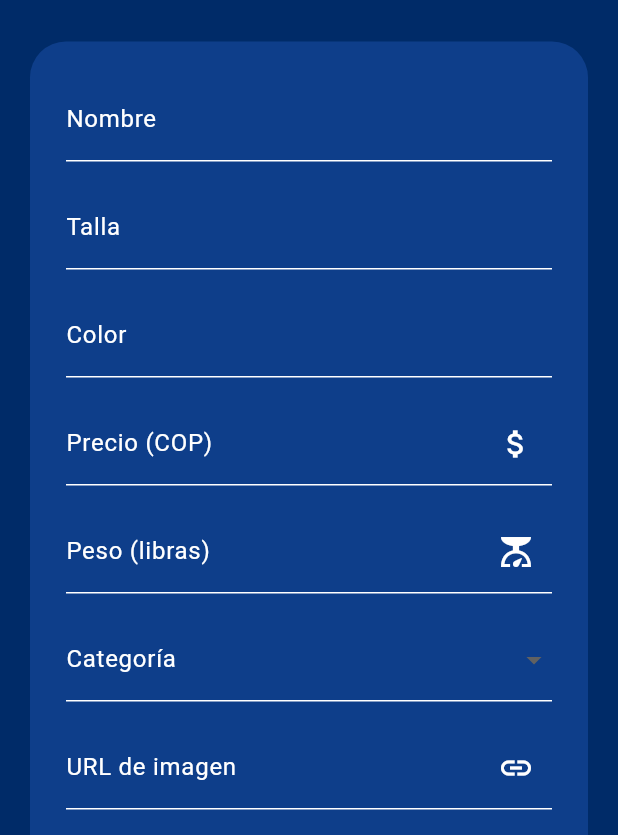
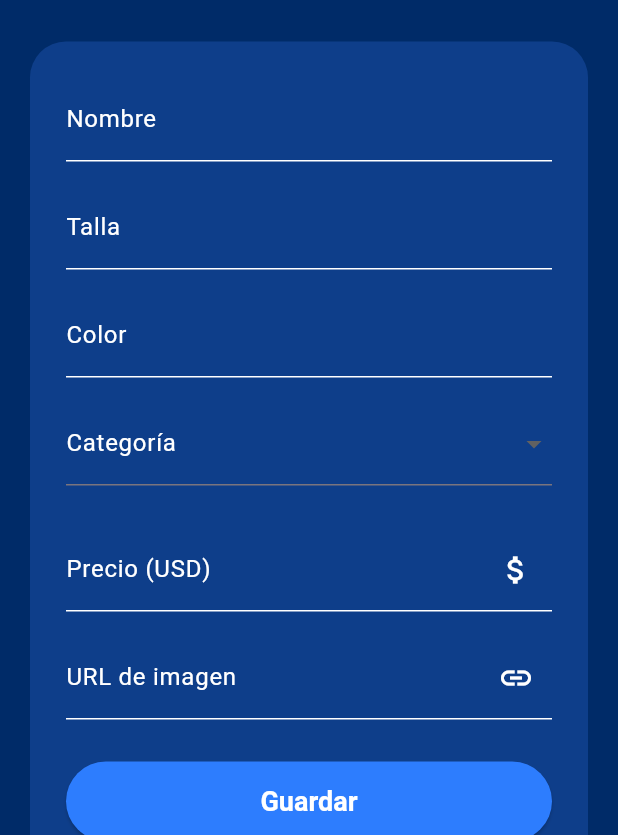
Before and after one commit to tlugoh-blip/front_casillero_virtual, a Flutter app: the AnadirArticuloPantalla screen opened by its route, on a phone screen of 412 x 824 dp, the part 401-1236 px from its top. Run offline on Flutter 3.47's test engine with Material 3 defaults, Android fonts, the phone set to English and light mode, and no system bars; our stand-ins replace shared_preferences; accounts and stored records are empty.

Commit message:
Ajuste de añadir y editar articulo

```diff
--- a/lib/pantallas/añadir_articulo.dart
+++ b/lib/pantallas/añadir_articulo.dart
@@ -20,7 +20,30 @@ class _AnadirArticuloPantallaState extends State<AnadirArticuloPantalla> {
   final TextEditingController _urlController = TextEditingController();
 
   String? _categoriaSeleccionada;
+  String? _subcategoriaSeleccionada;
   final List<String> _categorias = ['Ropa', 'Calzado', 'Accesorios'];
+
+  // Subcategorías por categoría
+  final Map<String, List<String>> _subcategorias = {
+    'Ropa': ['Buso', 'Chaqueta', 'Pantaloneta', 'Pantalón', 'Camisa'],
+    'Calzado': ['Tenis', 'Sandalias', 'Botas'],
+    'Accesorios': ['Gorra', 'Cinturón', 'Bolso'],
+  };
+
+  // Pesos estimados en libras por subcategoría (valores aproximados)
+  final Map<String, double> _pesoEstimado = {
+    'Buso': 0.6,
+    'Chaqueta': 1.2,
+    'Pantaloneta': 0.4,
+    'Pantalón': 0.8,
+    'Camisa': 0.5,
+    'Tenis': 0.8,
+    'Sandalias': 0.3,
+    'Botas': 1.5,
+    'Gorra': 0.15,
+    'Cinturón': 0.4,
+    'Bolso': 0.7,
+  };
 
   bool _isLoading = false;
 
@@ -86,13 +109,92 @@ class _AnadirArticuloPantallaState extends State<AnadirArticuloPantalla> {
                     _buildTextField('Color', _colorController),
                     const SizedBox(height: 16),
 
-                    // Campo Precio con conversor COP a USD
+                    // Categoría Dropdown (ahora aparece justo después de Color)
+                    DropdownButtonFormField<String>(
+                      initialValue: _categoriaSeleccionada,
+                      dropdownColor: azulClaro,
+                      decoration: const InputDecoration(
+                        labelText: 'Categoría',
+                        labelStyle: TextStyle(color: Colors.white),
+                      ),
+                      style: const TextStyle(color: Colors.white),
+                      items: _categorias
+                          .map((cat) => DropdownMenuItem(value: cat, child: Text(cat)))
+                          .toList(),
+                      onChanged: (value) {
+                        setState(() {
+                          _categoriaSeleccionada = value;
+                          // reset subcategoria y peso cuando cambia la categoría
+                          _subcategoriaSeleccionada = null;
+                          _pesoController.text = '';
+                        });
+                      },
+                    ),
+
+                    const SizedBox(height: 12),
+                    // Si se seleccionó una categoría, mostrar subcategorías (si existen)
+                    if (_categoriaSeleccionada != null)
+                      Padding(
+                        padding: const EdgeInsets.only(top: 8.0),
+                        child: Column(
+                          children: [
+                            DropdownButtonFormField<String>(
+                              initialValue: _subcategoriaSeleccionada,
+                              dropdownColor: azulClaro,
+                              decoration: const InputDecoration(
+                                labelText: 'Subcategoría',
+                                labelStyle: TextStyle(color: Colors.white),
+                              ),
+                              style: const TextStyle(color: Colors.white),
+                              items: (_subcategorias[_categoriaSeleccionada] ?? [])
+                                  .map((s) => DropdownMenuItem(value: s, child: Text(s)))
+                                  .toList(),
+                              onChanged: (value) {
+                                setState(() {
+                                  _subcategoriaSeleccionada = value;
+                                  // Pre-fill peso estimado si existe
+                                  if (value != null && _pesoEstimado.containsKey(value)) {
+                                    _pesoController.text = _pesoEstimado[value]!.toStringAsFixed(2);
+                                  } else {
+                                    _pesoController.text = '';
+                                  }
+                                });
+                              },
+                            ),
+
+                            const SizedBox(height: 12),
+                            // Campo Peso (prefill sugerido, editable)
+                            TextField(
+                              controller: _pesoController,
+                              keyboardType: TextInputType.numberWithOptions(decimal: true),
+                              style: const TextStyle(color: Colors.white),
+                              decoration: InputDecoration(
+                                labelText: 'Peso (libras)',
+                                labelStyle: const TextStyle(color: Colors.white),
+                                hintText: _subcategoriaSeleccionada != null ? 'Peso estimado para $_subcategoriaSeleccionada' : 'Introduce peso en libras',
+                                hintStyle: const TextStyle(color: Colors.white54),
+                                suffixIcon: const Icon(Icons.scale, color: Colors.white),
+                                enabledBorder: const UnderlineInputBorder(
+                                  borderSide: BorderSide(color: Colors.white),
+                                ),
+                                focusedBorder: const UnderlineInputBorder(
+                                  borderSide: BorderSide(color: Colors.white),
+                                ),
+                              ),
+                            ),
+                          ],
+                        ),
+                      ),
+
+                    const SizedBox(height: 16),
+
+                    // Campo Precio: ahora el usuario ingresa en USD y mostramos el equivalente en COP
                     TextField(
                       controller: _precioController,
-                      keyboardType: TextInputType.number,
+                      keyboardType: TextInputType.numberWithOptions(decimal: true),
                       style: const TextStyle(color: Colors.white),
                       decoration: const InputDecoration(
-                        labelText: 'Precio (COP)',
+                        labelText: 'Precio (USD)',
                         labelStyle: TextStyle(color: Colors.white),
                         suffixIcon: Icon(Icons.attach_money, color: Colors.white),
                         enabledBorder: UnderlineInputBorder(
@@ -110,59 +212,10 @@ class _AnadirArticuloPantallaState extends State<AnadirArticuloPantalla> {
                       Padding(
                         padding: const EdgeInsets.only(top: 4),
                         child: Text(
-                          'Equivalente: ${CurrencyConverter.formatUsd(CurrencyConverter.copToUsd(int.tryParse(_precioController.text) ?? 0))}',
+                          'Equivalente: ${CurrencyConverter.formatCop(CurrencyConverter.usdToCop(double.tryParse(_precioController.text) ?? 0.0))}',
                           style: const TextStyle(color: Colors.white70, fontSize: 12),
                         ),
                       ),
-                    const SizedBox(height: 16),
-
-                    // Campo Peso
-                    TextField(
-                      controller: _pesoController,
-                      keyboardType: TextInputType.number,
-                      style: const TextStyle(color: Colors.white),
-                      decoration: const InputDecoration(
-                        labelText: 'Peso (libras)',
-                        labelStyle: TextStyle(color: Colors.white),
-                        suffixIcon: Icon(Icons.scale, color: Colors.white),
-                        enabledBorder: UnderlineInputBorder(
-                          borderSide: BorderSide(color: Colors.white),
-                        ),
-                        focusedBorder: UnderlineInputBorder(
-                          borderSide: BorderSide(color: Colors.white),
-                        ),
-                      ),
-                    ),
-                    const SizedBox(height: 16),
-
-                    // Categoría Dropdown
-                    DropdownButtonFormField<String>(
-                      value: _categoriaSeleccionada,
-                      dropdownColor: azulClaro,
-                      decoration: const InputDecoration(
-                        labelText: 'Categoría',
-                        labelStyle: TextStyle(color: Colors.white),
-                        enabledBorder: UnderlineInputBorder(
-                          borderSide: BorderSide(color: Colors.white),
-                        ),
-                        focusedBorder: UnderlineInputBorder(
-                          borderSide: BorderSide(color: Colors.white),
-                        ),
-                      ),
-                      style: const TextStyle(color: Colors.white),
-                      items: _categorias
-                          .map((cat) => DropdownMenuItem(
-                        value: cat,
-                        child: Text(cat),
-                      ))
-                          .toList(),
-                      onChanged: (value) {
-                        setState(() {
-                          _categoriaSeleccionada = value;
-                        });
-                      },
-                    ),
-
                     const SizedBox(height: 16),
 
                     // Campo URL con ícono
@@ -240,12 +293,14 @@ class _AnadirArticuloPantallaState extends State<AnadirArticuloPantalla> {
     final nombre = _nombreController.text.trim();
     final talla = _tallaController.text.trim();
     final color = _colorController.text.trim();
-    final precio = int.tryParse(_precioController.text.trim()) ?? 0;
+    // Precio ingresado por el usuario en USD -> convertir a COP para el backend
+    final precioUsd = double.tryParse(_precioController.text.trim()) ?? 0.0;
+    final precio = CurrencyConverter.usdToCop(precioUsd);
     final peso = double.tryParse(_pesoController.text.trim()) ?? 0.0;
     final categoria = _categoriaSeleccionada;
     final urlImagen = _urlController.text.trim();
 
-    if (nombre.isEmpty || talla.isEmpty || color.isEmpty || precio == 0 || peso == 0.0 || categoria == null || urlImagen.isEmpty) {
+    if (nombre.isEmpty || talla.isEmpty || color.isEmpty || precioUsd == 0.0 || peso == 0.0 || categoria == null || urlImagen.isEmpty) {
       ScaffoldMessenger.of(context).showSnackBar(
         const SnackBar(content: Text('Por favor, completa todos los campos.')),
       );
--- a/lib/pantallas/editar_articulo.dart
+++ b/lib/pantallas/editar_articulo.dart
@@ -33,7 +33,9 @@ class _EditarArticuloPantallaState extends State<EditarArticuloPantalla> {
       _nombreController.text = a.nombre;
       _tallaController.text = a.talla;
       _colorController.text = a.color;
-      _precioController.text = a.valorUnitario.toString();
+      // Pre-fill price in USD as a numeric string (e.g. 12.00) so parsing works when saving
+      final usd = CurrencyConverter.copToUsd(a.valorUnitario);
+      _precioController.text = usd.toStringAsFixed(2);
       _pesoController.text = a.peso.toString();
       _urlController.text = a.url;
       _categoriaSeleccionada = a.categoria;
@@ -107,13 +109,13 @@ class _EditarArticuloPantallaState extends State<EditarArticuloPantalla> {
                     _buildTextField('Color', _colorController),
                     const SizedBox(height: 16),
 
-                    // Campo Precio con conversor COP a USD
+                    // Campo Precio: editar en USD y mostrar equivalente en COP
                     TextField(
                       controller: _precioController,
-                      keyboardType: TextInputType.number,
+                      keyboardType: TextInputType.numberWithOptions(decimal: true),
                       style: const TextStyle(color: Colors.white),
                       decoration: const InputDecoration(
-                        labelText: 'Precio (COP)',
+                        labelText: 'Precio (USD)',
                         labelStyle: TextStyle(color: Colors.white),
                         suffixIcon: Icon(Icons.attach_money, color: Colors.white),
                         enabledBorder: UnderlineInputBorder(
@@ -131,7 +133,7 @@ class _EditarArticuloPantallaState extends State<EditarArticuloPantalla> {
                       Padding(
                         padding: const EdgeInsets.only(top: 4),
                         child: Text(
-                          'Equivalente: ${CurrencyConverter.formatUsd(CurrencyConverter.copToUsd(int.tryParse(_precioController.text) ?? 0))}',
+                          'Equivalente: ${CurrencyConverter.formatCop(CurrencyConverter.usdToCop(double.tryParse(_precioController.text) ?? 0.0))}',
                           style: const TextStyle(color: Colors.white70, fontSize: 12),
                         ),
                       ),
@@ -261,12 +263,14 @@ class _EditarArticuloPantallaState extends State<EditarArticuloPantalla> {
     final nombre = _nombreController.text.trim();
     final talla = _tallaController.text.trim();
     final color = _colorController.text.trim();
-    final precio = int.tryParse(_precioController.text.trim()) ?? 0;
+    // Precio mostrado en USD -> convertir a COP para enviar
+    final precioUsd = double.tryParse(_precioController.text.trim()) ?? 0.0;
+    final precio = CurrencyConverter.usdToCop(precioUsd);
     final peso = double.tryParse(_pesoController.text.trim()) ?? 0.0;
     final categoria = _categoriaSeleccionada;
     final urlImagen = _urlController.text.trim();
 
-    if (nombre.isEmpty || talla.isEmpty || color.isEmpty || precio == 0 || peso == 0.0 || categoria == null || urlImagen.isEmpty) {
+    if (nombre.isEmpty || talla.isEmpty || color.isEmpty || precioUsd == 0.0 || peso == 0.0 || categoria == null || urlImagen.isEmpty) {
       ScaffoldMessenger.of(context).showSnackBar(
         const SnackBar(content: Text('Por favor, completa todos los campos.')),
       );
--- a/pubspec.yaml
+++ b/pubspec.yaml
@@ -37,6 +37,7 @@ dependencies:
   http: ^1.2.1
   shared_preferences: ^2.5.3
   shared_preferences_web: ^2.4.3
+  url_launcher: ^6.1.10
 
 dev_dependencies:
   flutter_test:
```
Also changed, not shown: lib/pantallas/home_pantalla.dart (+22 -10 lines), pubspec.lock, 5 other files.
